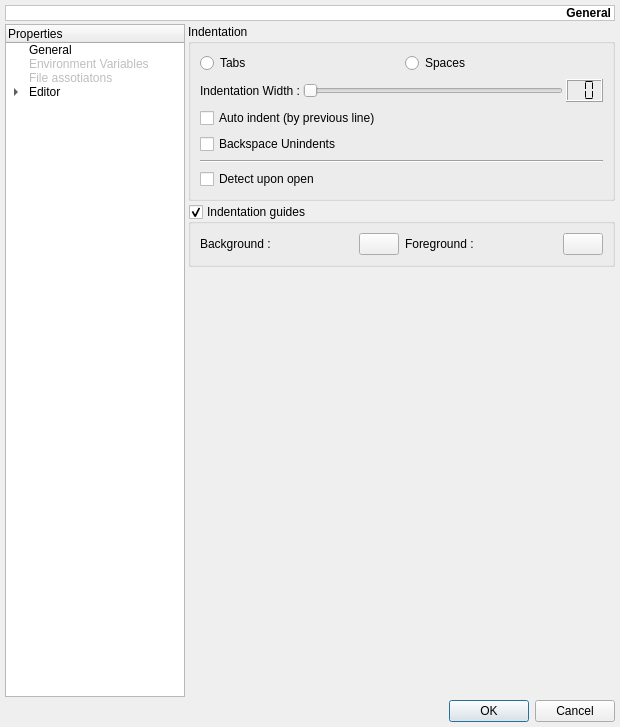
andreikop/enki, file mks/ui/UISettings.ui: the form before one commit.
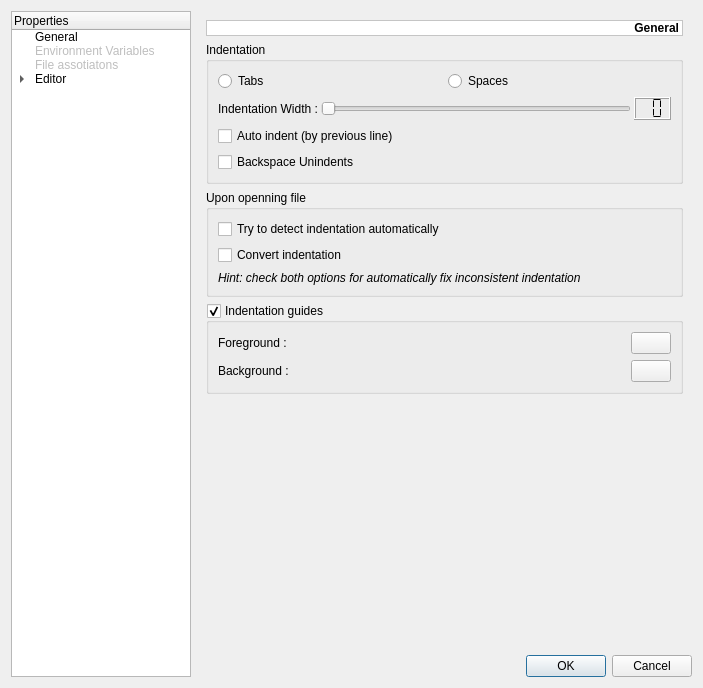
The form after the commit. The open tabs and pages were chosen to show the change. Custom widgets are drawn as their Qt base class.

Commit message: GUI settings usability fixes

```diff
--- a/mks/ui/UISettings.ui
+++ b/mks/ui/UISettings.ui
@@ -6,107 +6,15 @@
    <rect>
     <x>0</x>
     <y>0</y>
-    <width>620</width>
-    <height>727</height>
+    <width>703</width>
+    <height>688</height>
    </rect>
   </property>
   <property name="windowTitle">
    <string>Settings</string>
   </property>
-  <layout class="QGridLayout">
-   <property name="margin">
-    <number>5</number>
-   </property>
-   <property name="spacing">
-    <number>3</number>
-   </property>
-   <item row="0" column="0" colspan="2">
-    <widget class="QLabel" name="lInformations">
-     <property name="palette">
-      <palette>
-       <active>
-        <colorrole role="Base">
-         <brush brushstyle="SolidPattern">
-          <color alpha="255">
-           <red>255</red>
-           <green>255</green>
-           <blue>255</blue>
-          </color>
-         </brush>
-        </colorrole>
-        <colorrole role="Window">
-         <brush brushstyle="SolidPattern">
-          <color alpha="255">
-           <red>255</red>
-           <green>255</green>
-           <blue>255</blue>
-          </color>
-         </brush>
-        </colorrole>
-       </active>
-       <inactive>
-        <colorrole role="Base">
-         <brush brushstyle="SolidPattern">
-          <color alpha="255">
-           <red>255</red>
-           <green>255</green>
-           <blue>255</blue>
-          </color>
-         </brush>
-        </colorrole>
-        <colorrole role="Window">
-         <brush brushstyle="SolidPattern">
-          <color alpha="255">
-           <red>255</red>
-           <green>255</green>
-           <blue>255</blue>
-          </color>
-         </brush>
-        </colorrole>
-       </inactive>
-       <disabled>
-        <colorrole role="Base">
-         <brush brushstyle="SolidPattern">
-          <color alpha="255">
-           <red>255</red>
-           <green>255</green>
-           <blue>255</blue>
-          </color>
-         </brush>
-        </colorrole>
-        <colorrole role="Window">
-         <brush brushstyle="SolidPattern">
-          <color alpha="255">
-           <red>255</red>
-           <green>255</green>
-           <blue>255</blue>
-          </color>
-         </brush>
-        </colorrole>
-       </disabled>
-      </palette>
-     </property>
-     <property name="font">
-      <font>
-       <weight>75</weight>
-       <bold>true</bold>
-      </font>
-     </property>
-     <property name="autoFillBackground">
-      <bool>true</bool>
-     </property>
-     <property name="frameShape">
-      <enum>QFrame::StyledPanel</enum>
-     </property>
-     <property name="text">
-      <string>General</string>
-     </property>
-     <property name="alignment">
-      <set>Qt::AlignRight|Qt::AlignTrailing|Qt::AlignVCenter</set>
-     </property>
-    </widget>
-   </item>
-   <item row="1" column="0">
+  <layout class="QHBoxLayout" name="horizontalLayout_4">
+   <item>
     <widget class="QTreeWidget" name="twMenu">
      <property name="minimumSize">
       <size>
@@ -223,17 +131,9 @@
      </item>
     </widget>
    </item>
-   <item row="2" column="0" colspan="2">
-    <widget class="QDialogButtonBox" name="dbbButtons">
-     <property name="orientation">
-      <enum>Qt::Horizontal</enum>
-     </property>
-     <property name="standardButtons">
-      <set>QDialogButtonBox::Cancel|QDialogButtonBox::Ok</set>
-     </property>
-    </widget>
-   </item>
-   <item row="1" column="1">
+   <item>
+    <layout class="QVBoxLayout" name="verticalLayout_15">
+     <item>
     <widget class="QStackedWidget" name="swPages">
      <property name="enabled">
       <bool>true</bool>
@@ -400,13 +300,6 @@
             </property>
            </widget>
           </item>
-          <item>
-           <widget class="QCheckBox" name="cbConvertIndentationUponOpen">
-            <property name="text">
-             <string>Convert indentation upon open</string>
-            </property>
-           </widget>
-          </item>
           <item>
            <widget class="QCheckBox" name="cbCreateBackupUponOpen">
             <property name="text">
@@ -1007,20 +900,100 @@
       </layout>
      </widget>
      <widget class="QWidget" name="pIndentation">
-      <layout class="QVBoxLayout">
-       <property name="spacing">
-        <number>3</number>
-       </property>
-       <property name="margin">
-        <number>0</number>
-       </property>
-       <item>
-        <widget class="QGroupBox" name="gbIndentation">
-         <property name="title">
-          <string>Indentation</string>
-         </property>
          <layout class="QVBoxLayout" name="verticalLayout_2">
           <item>
+          <widget class="QLabel" name="lInformations">
+           <property name="palette">
+            <palette>
+             <active>
+              <colorrole role="Base">
+               <brush brushstyle="SolidPattern">
+                <color alpha="255">
+                 <red>255</red>
+                 <green>255</green>
+                 <blue>255</blue>
+                </color>
+               </brush>
+              </colorrole>
+              <colorrole role="Window">
+               <brush brushstyle="SolidPattern">
+                <color alpha="255">
+                 <red>255</red>
+                 <green>255</green>
+                 <blue>255</blue>
+                </color>
+               </brush>
+              </colorrole>
+             </active>
+             <inactive>
+              <colorrole role="Base">
+               <brush brushstyle="SolidPattern">
+                <color alpha="255">
+                 <red>255</red>
+                 <green>255</green>
+                 <blue>255</blue>
+                </color>
+               </brush>
+              </colorrole>
+              <colorrole role="Window">
+               <brush brushstyle="SolidPattern">
+                <color alpha="255">
+                 <red>255</red>
+                 <green>255</green>
+                 <blue>255</blue>
+                </color>
+               </brush>
+              </colorrole>
+             </inactive>
+             <disabled>
+              <colorrole role="Base">
+               <brush brushstyle="SolidPattern">
+                <color alpha="255">
+                 <red>255</red>
+                 <green>255</green>
+                 <blue>255</blue>
+                </color>
+               </brush>
+              </colorrole>
+              <colorrole role="Window">
+               <brush brushstyle="SolidPattern">
+                <color alpha="255">
+                 <red>255</red>
+                 <green>255</green>
+                 <blue>255</blue>
+                </color>
+               </brush>
+              </colorrole>
+             </disabled>
+            </palette>
+           </property>
+           <property name="font">
+            <font>
+             <weight>75</weight>
+             <bold>true</bold>
+            </font>
+           </property>
+           <property name="autoFillBackground">
+            <bool>true</bool>
+           </property>
+           <property name="frameShape">
+            <enum>QFrame::StyledPanel</enum>
+           </property>
+           <property name="text">
+            <string>General</string>
+           </property>
+           <property name="alignment">
+            <set>Qt::AlignRight|Qt::AlignTrailing|Qt::AlignVCenter</set>
+           </property>
+          </widget>
+         </item>
+         <item>
+          <widget class="QGroupBox" name="gbIndentation">
+           <property name="title">
+            <string>Indentation</string>
+           </property>
+           <layout class="QVBoxLayout" name="verticalLayout_13">
+            <item>
            <layout class="QHBoxLayout" name="horizontalLayout_5">
             <item>
              <widget class="QRadioButton" name="rbIndentationTabs">
@@ -1107,17 +1080,41 @@
             </property>
            </widget>
           </item>
-          <item>
-           <widget class="Line" name="line_2">
-            <property name="orientation">
-             <enum>Qt::Horizontal</enum>
-            </property>
-           </widget>
-          </item>
+           </layout>
+          </widget>
+         </item>
+         <item>
+          <widget class="QGroupBox" name="groupBox_4">
+           <property name="title">
+            <string>Upon openning file</string>
+           </property>
+           <layout class="QVBoxLayout" name="verticalLayout_12">
           <item>
            <widget class="QCheckBox" name="cbAutodetectIndent">
             <property name="text">
-             <string>Detect upon open</string>
+               <string>Try to detect indentation automatically</string>
+              </property>
+             </widget>
+            </item>
+            <item>
+             <widget class="QCheckBox" name="cbConvertIndentationUponOpen">
+              <property name="text">
+               <string>Convert indentation</string>
+              </property>
+             </widget>
+            </item>
+            <item>
+             <widget class="QLabel" name="label">
+              <property name="font">
+               <font>
+                <italic>true</italic>
+               </font>
+              </property>
+              <property name="text">
+               <string>Hint: check both options for automatically fix inconsistent indentation</string>
+              </property>
+              <property name="wordWrap">
+               <bool>true</bool>
             </property>
            </widget>
           </item>
@@ -1132,32 +1129,15 @@
          <property name="checkable">
           <bool>true</bool>
          </property>
-         <layout class="QHBoxLayout" name="horizontalLayout_4">
-          <item>
-           <widget class="QLabel" name="lIndentationGuidesBackground">
-            <property name="text">
-             <string>Background :</string>
-            </property>
-           </widget>
-          </item>
-          <item>
-           <widget class="pColorButton" name="tbIndentationGuidesBackground">
-            <property name="sizePolicy">
-             <sizepolicy hsizetype="Fixed" vsizetype="Fixed">
-              <horstretch>0</horstretch>
-              <verstretch>0</verstretch>
-             </sizepolicy>
-            </property>
-           </widget>
-          </item>
-          <item>
+           <layout class="QGridLayout" name="gridLayout">
+            <item row="0" column="0">
            <widget class="QLabel" name="lIndentationGuidesForeground">
             <property name="text">
              <string>Foreground :</string>
             </property>
            </widget>
           </item>
-          <item>
+            <item row="0" column="1">
            <widget class="pColorButton" name="tbIndentationGuidesForeground">
             <property name="sizePolicy">
              <sizepolicy hsizetype="Fixed" vsizetype="Fixed">
@@ -1167,6 +1147,23 @@
             </property>
            </widget>
           </item>
+            <item row="1" column="0">
+             <widget class="QLabel" name="lIndentationGuidesBackground">
+              <property name="text">
+               <string>Background :</string>
+              </property>
+             </widget>
+            </item>
+            <item row="1" column="1">
+             <widget class="pColorButton" name="tbIndentationGuidesBackground">
+              <property name="sizePolicy">
+               <sizepolicy hsizetype="Fixed" vsizetype="Fixed">
+                <horstretch>0</horstretch>
+                <verstretch>0</verstretch>
+               </sizepolicy>
+              </property>
+             </widget>
+            </item>
          </layout>
         </widget>
        </item>
@@ -2300,6 +2297,18 @@
       </layout>
      </widget>
     </widget>
+     </item>
+     <item>
+      <widget class="QDialogButtonBox" name="dbbButtons">
+       <property name="orientation">
+        <enum>Qt::Horizontal</enum>
+       </property>
+       <property name="standardButtons">
+        <set>QDialogButtonBox::Cancel|QDialogButtonBox::Ok</set>
+       </property>
+      </widget>
+     </item>
+    </layout>
    </item>
   </layout>
  </widget>
```
Left out of the diff: 12 changed lines with no effect on the pictures. Lines whose indentation alone changed are shown as unchanged.
